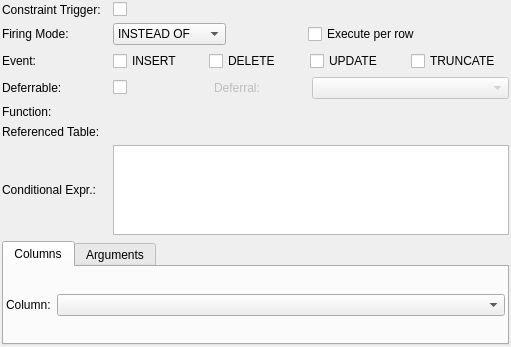
Before: the Qt Designer form libpgmodeler_ui/ui/triggerwidget.ui in pgmodeler/pgmodeler, drawn with Qt 5.
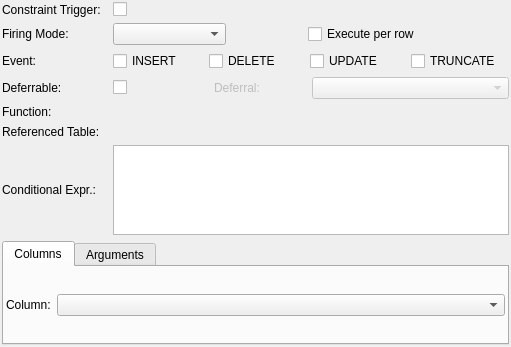
After: the same form once the commit is applied.

```diff
--- a/libpgmodeler_ui/ui/triggerwidget.ui
+++ b/libpgmodeler_ui/ui/triggerwidget.ui
@@ -79,11 +79,6 @@
          <height>16777215</height>
         </size>
        </property>
-       <item>
-        <property name="text">
-         <string>INSTEAD OF</string>
-        </property>
-       </item>
       </widget>
      </item>
      <item>
```
